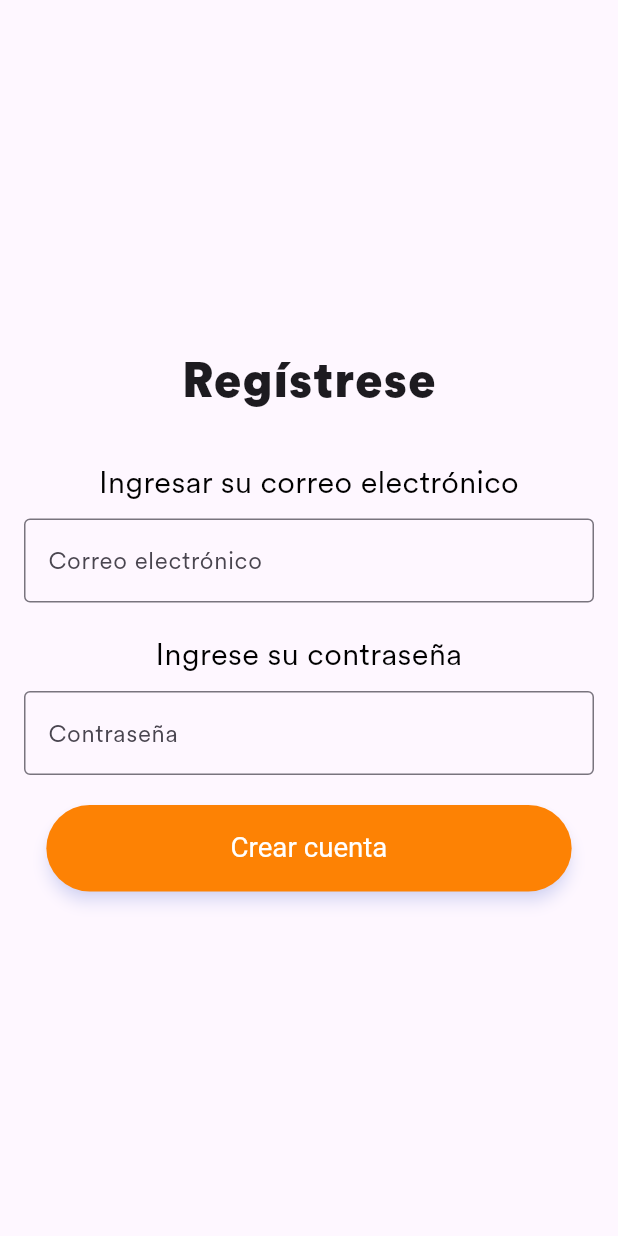
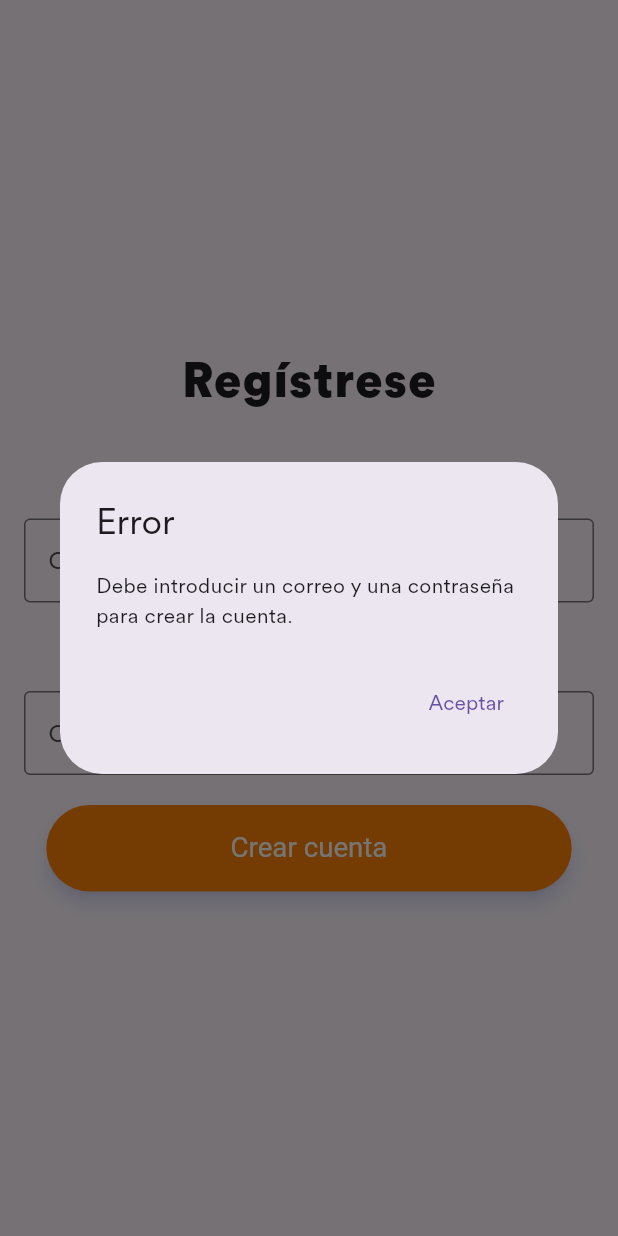
Before and after one commit to DanieLMija17/AulaBook, a Flutter app: the RegisterScreen widget shown alone on an empty page, opened directly, after a tap on "Crear cuenta", on a phone screen of 412 x 824 dp. Run offline on Flutter 3.47's test engine with Material 3 defaults, Android fonts, the light colour scheme and no system bars; our stand-ins replace dio, flutter_rating_bar, flutter_svg, permission_handler, supabase_flutter; missing offline and left inert: flutter_email_sender; accounts and stored records are empty.

Commit message:
validaciones login y register

```diff
--- a/aulabook/lib/HomePage/register.dart
+++ b/aulabook/lib/HomePage/register.dart
@@ -1,5 +1,6 @@
 import 'package:flutter/material.dart';
 import 'package:aulabook/Componentes/custom_button.dart';
+import 'package:aulabook/HomePage/login.dart';
 
 void main() => runApp(RegisterScreenApp());
 
@@ -66,7 +67,35 @@ class RegisterScreenApp extends StatelessWidget {
   }
 }
 
-class RegisterScreen extends StatelessWidget {
+class RegisterScreen extends StatefulWidget {
+  @override
+  _RegisterScreenState createState() => _RegisterScreenState();
+}
+
+class _RegisterScreenState extends State<RegisterScreen> {
+  final TextEditingController emailController = TextEditingController();
+  final TextEditingController passwordController = TextEditingController();
+
+  void _showErrorDialog(String message) {
+    showDialog(
+      context: context,
+      builder: (BuildContext context) {
+        return AlertDialog(
+          title: Text("Error"),
+          content: Text(message),
+          actions: <Widget>[
+            TextButton(
+              child: Text("Aceptar"),
+              onPressed: () {
+                Navigator.of(context).pop(); // Cerrar el diálogo
+              },
+            ),
+          ],
+        );
+      },
+    );
+  }
+
   @override
   Widget build(BuildContext context) {
     var screenSize = MediaQuery.of(context).size;
@@ -98,6 +127,7 @@ class RegisterScreen extends StatelessWidget {
               ),
               SizedBox(height: 10),
               TextField(
+                controller: emailController,
                 decoration: InputDecoration(
                   border: OutlineInputBorder(),
                   hintText: 'Correo electrónico',
@@ -114,6 +144,7 @@ class RegisterScreen extends StatelessWidget {
               ),
               SizedBox(height: 10),
               TextField(
+                controller: passwordController,
                 obscureText: true,
                 decoration: InputDecoration(
                   border: OutlineInputBorder(),
@@ -125,7 +156,14 @@ class RegisterScreen extends StatelessWidget {
                 width: screenWidth * 0.85,
                 height: screenWidth * 0.14,
                 onPressed: () {
-                  // Handle registration
+                  if (emailController.text.isEmpty || passwordController.text.isEmpty) {
+                    _showErrorDialog("Debe introducir un correo y una contraseña para crear la cuenta.");
+                  } else {
+                    Navigator.push(
+                      context,
+                      MaterialPageRoute(builder: (context) => LoginScreenApp()),
+                    );
+                  }
                 },
                 label: 'Crear cuenta',
               ),
```
Also changed, not shown: aulabook/lib/HomePage/login.dart (+39 -5 lines).
